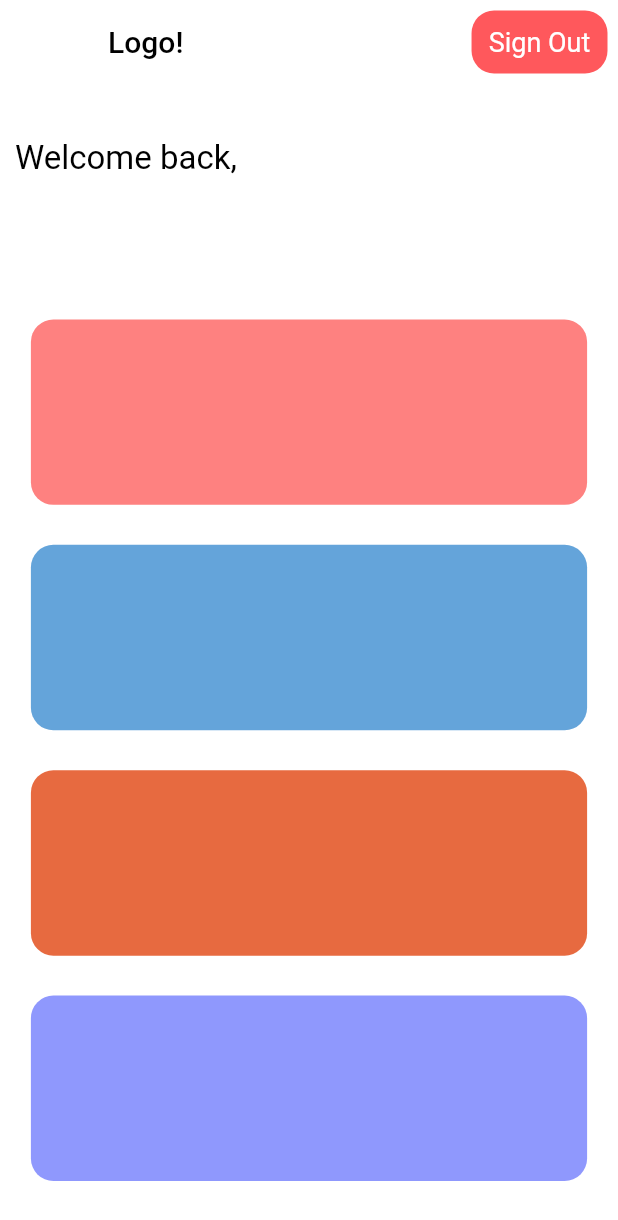
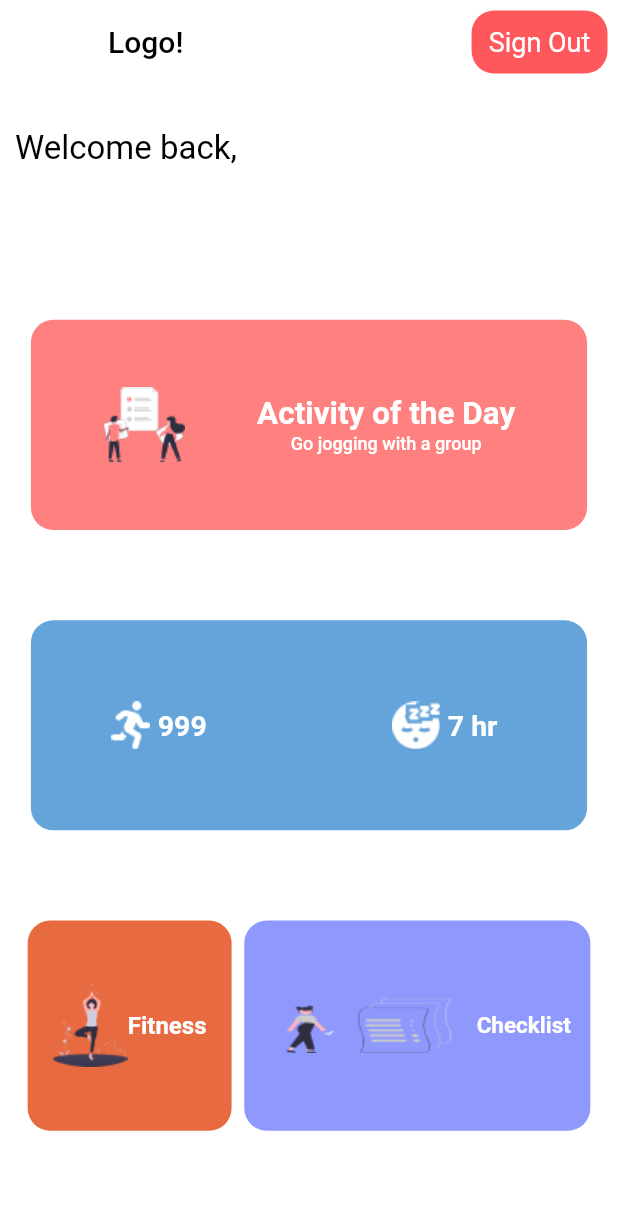
Before and after one commit to l3limp/pax, a Flutter app: the HomeScreen screen opened directly, on a phone screen of 412 x 824 dp. Shown: the top 1220 px of the screen. Run offline on Flutter 3.47's test engine with Material 2 defaults, Android fonts, the phone set to English and light mode, and no system bars; our stand-ins replace cloud_firestore, firebase_auth, firebase_core, firebase_storage, flutter_native_image, image_picker and 1 more; missing offline and left inert: a package; accounts and stored records are empty.

Commit message:
made the final home screen

```diff
--- a/lib/screens/home.dart
+++ b/lib/screens/home.dart
@@ -73,9 +73,9 @@ class _HomeScreenState extends State<HomeScreen> {
                 return Padding(
                   padding: const EdgeInsets.all(10.0),
                   child: Column(
-                    mainAxisAlignment: MainAxisAlignment.spaceEvenly,
                     crossAxisAlignment: CrossAxisAlignment.start,
                     children: [
+                      const Spacer(),
                       const Text(
                         "Welcome back,",
                         style: TextStyle(color: Colors.black, fontSize: 22.0),
@@ -87,6 +87,9 @@ class _HomeScreenState extends State<HomeScreen> {
                             fontSize: 35.0,
                             fontWeight: FontWeight.w600),
                       ),
+                      const Spacer(
+                        flex: 3,
+                      ),
                       InkWell(
                         onTap: () {
                           Navigator.pushNamed(context, '/task_page',
@@ -97,34 +100,122 @@ class _HomeScreenState extends State<HomeScreen> {
                         child: Center(
                           child: Container(
                             width: _width * 0.9,
-                            height: _height * 0.15,
+                            height: _height * 0.17,
                             decoration: BoxDecoration(
                                 borderRadius: BorderRadius.circular(15.0),
                                 color: const Color(0xFFFE8180)),
+                            child: Row(
+                              mainAxisAlignment: MainAxisAlignment.spaceEvenly,
+                              children: [
+                                Image.asset("assets/images/activity.png"),
+                                Column(
+                                  mainAxisAlignment: MainAxisAlignment.center,
+                                  children: [
+                                    const Text(
+                                      "Activity of the Day",
+                                      style: TextStyle(
+                                          color: Colors.white,
+                                          fontWeight: FontWeight.bold,
+                                          fontSize: 21.0),
+                                    ),
+                                    SizedBox(
+                                      width: _width * 0.4,
+                                      child: Center(
+                                        child: Text(
+                                          _tasks.tasksList[
+                                              snapshot.data!['taskNumber']],
+                                          style: const TextStyle(
+                                              color: Colors.white,
+                                              fontWeight: FontWeight.w500,
+                                              fontSize: 12.0),
                                         ),
                                       ),
+                                    )
+                                  ],
+                                ),
+                              ],
+                            ),
+                          ),
+                        ),
+                      ),
+                      const Spacer(
+                        flex: 3,
                       ),
                       InkWell(
                         onTap: () {},
                         child: Center(
                           child: Container(
                             width: _width * 0.9,
-                            height: _height * 0.15,
+                            height: _height * 0.17,
                             decoration: BoxDecoration(
                                 borderRadius: BorderRadius.circular(15.0),
                                 color: const Color(0xFF64A4DA)),
+                            child: Row(
+                              children: [
+                                SizedBox(
+                                  width: _width * 0.13,
+                                ),
+                                Image.asset("assets/images/running.png"),
+                                const SizedBox(
+                                  width: 5.0,
+                                ),
+                                const Text(
+                                  "999",
+                                  style: TextStyle(
+                                      color: Colors.white,
+                                      fontWeight: FontWeight.bold,
+                                      fontSize: 19.0),
+                                ),
+                                SizedBox(
+                                  width: _width * 0.3,
+                                ),
+                                Image.asset("assets/images/sleeping.png"),
+                                const SizedBox(
+                                  width: 5.0,
+                                ),
+                                const Text(
+                                  "7 hr",
+                                  style: TextStyle(
+                                      color: Colors.white,
+                                      fontWeight: FontWeight.bold,
+                                      fontSize: 19.0),
+                                ),
+                                SizedBox(
+                                  width: _width * 0.07,
+                                ),
+                              ],
                             ),
                           ),
                         ),
+                      ),
+                      const Spacer(
+                        flex: 3,
+                      ),
+                      Row(
+                        mainAxisAlignment: MainAxisAlignment.spaceEvenly,
+                        children: [
                           InkWell(
                             onTap: () {},
                             child: Center(
                               child: Container(
-                            width: _width * 0.9,
-                            height: _height * 0.15,
+                                width: _width * 0.33,
+                                height: _height * 0.17,
                                 decoration: BoxDecoration(
                                     borderRadius: BorderRadius.circular(15.0),
                                     color: const Color(0xFFE76A40)),
+                                child: Row(
+                                  mainAxisAlignment: MainAxisAlignment.center,
+                                  children: [
+                                    Image.asset("assets/images/fitness.png"),
+                                    const Text(
+                                      "Fitness",
+                                      style: TextStyle(
+                                          color: Colors.white,
+                                          fontWeight: FontWeight.bold,
+                                          fontSize: 16.0),
+                                    )
+                                  ],
+                                ),
                               ),
                             ),
                           ),
@@ -134,20 +225,40 @@ class _HomeScreenState extends State<HomeScreen> {
                             },
                             child: Center(
                               child: Container(
-                            width: _width * 0.9,
-                            height: _height * 0.15,
+                                width: _width * 0.56,
+                                height: _height * 0.17,
                                 decoration: BoxDecoration(
                                     borderRadius: BorderRadius.circular(15.0),
                                     color: const Color(0xFF8F98FD)),
+                                child: Row(
+                                  mainAxisAlignment: MainAxisAlignment.center,
+                                  children: [
+                                    Image.asset("assets/images/checklist.png"),
+                                    const Text(
+                                      "Checklist",
+                                      style: TextStyle(
+                                          color: Colors.white,
+                                          fontSize: 15.0,
+                                          fontWeight: FontWeight.bold),
+                                    )
+                                  ],
+                                ),
                               ),
                             ),
                           ),
                         ],
                       ),
+                      const Spacer(
+                        flex: 3,
+                      ),
+                    ],
+                  ),
                 );
               }
-              return CircularProgressIndicator(
+              return Center(
+                child: CircularProgressIndicator(
                   color: _theme.secondaryColor,
+                ),
               );
             }),
       ),
```
Also changed, not shown: assets/images/activity.png (added), assets/images/checklist.png (added), assets/images/fitness.png (added), assets/images/running.png (added), assets/images/sleeping.png (added). Lines whose indentation alone changed are shown as unchanged.
